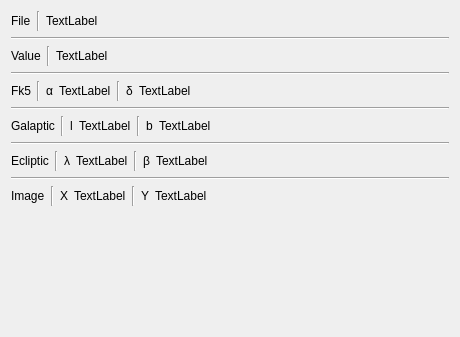
Qt form Code/ui/fitsimagestatisiticinfo.ui (VisIVOLab/ViaLacteaVisualAnalytics) before a commit.
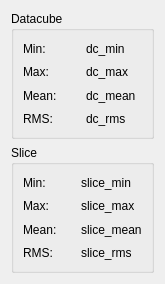
The same form after that commit.

Commit message: Floating widget for cube statistics

Patch:
```diff
--- a/Code/ui/fitsimagestatisiticinfo.ui
+++ b/Code/ui/fitsimagestatisiticinfo.ui
@@ -6,8 +6,8 @@
 <rect>
 <x>0</x>
 <y>0</y>
-<width>460</width>
-<height>337</height>
+    <width>165</width>
+    <height>284</height>
 </rect>
 </property>
 <property name="windowTitle">
@@ -15,392 +15,134 @@
 </property>
 <layout class="QVBoxLayout" name="verticalLayout_2">
 <item>
-<layout class="QHBoxLayout" name="horizontalLayout">
-<item>
+    <widget class="QGroupBox" name="groupBox">
+     <property name="title">
+      <string>Datacube</string>
+     </property>
+     <layout class="QGridLayout" name="gridLayout">
+      <item row="0" column="0">
 <widget class="QLabel" name="label">
 <property name="text">
-<string>File</string>
+         <string>Min:</string>
 </property>
 </widget>
 </item>
-<item>
-<widget class="Line" name="line">
-<property name="orientation">
-<enum>Qt::Vertical</enum>
-</property>
-</widget>
-</item>
-<item>
-<widget class="QLabel" name="filenameLabel">
+      <item row="0" column="1">
+       <widget class="QLabel" name="textCubeMin">
 <property name="text">
-<string>TextLabel</string>
+         <string>dc_min</string>
 </property>
 </widget>
 </item>
-<item>
-<spacer name="horizontalSpacer_5">
-<property name="orientation">
-<enum>Qt::Horizontal</enum>
-</property>
-<property name="sizeHint" stdset="0">
-<size>
-<width>40</width>
-<height>20</height>
-</size>
-</property>
-</spacer>
-</item>
-</layout>
-</item>
-<item>
-<widget class="Line" name="line_2">
-<property name="orientation">
-<enum>Qt::Horizontal</enum>
-</property>
-</widget>
-</item>
-<item>
-<layout class="QHBoxLayout" name="horizontalLayout_2">
-<item>
+      <item row="1" column="0">
 <widget class="QLabel" name="label_2">
 <property name="text">
-<string>Value</string>
+         <string>Max:</string>
 </property>
 </widget>
 </item>
-<item>
-<widget class="Line" name="line_6">
-<property name="orientation">
-<enum>Qt::Vertical</enum>
-</property>
-</widget>
-</item>
-<item>
-<widget class="QLabel" name="valueLabel">
+      <item row="1" column="1">
+       <widget class="QLabel" name="textCubeMax">
 <property name="text">
-<string>TextLabel</string>
+         <string>dc_max</string>
 </property>
 </widget>
 </item>
-<item>
-<spacer name="horizontalSpacer_4">
-<property name="orientation">
-<enum>Qt::Horizontal</enum>
-</property>
-<property name="sizeHint" stdset="0">
-<size>
-<width>40</width>
-<height>20</height>
-</size>
-</property>
-</spacer>
-</item>
-</layout>
-</item>
-<item>
-<widget class="Line" name="line_3">
-<property name="orientation">
-<enum>Qt::Horizontal</enum>
-</property>
-</widget>
-</item>
-<item>
-<layout class="QHBoxLayout" name="horizontalLayout_6">
-<item>
-<widget class="QLabel" name="label_7">
-<property name="text">
-<string>Fk5</string>
-</property>
-</widget>
-</item>
-<item>
-<widget class="Line" name="line_14">
-<property name="orientation">
-<enum>Qt::Vertical</enum>
-</property>
-</widget>
-</item>
-<item>
-<widget class="QLabel" name="label_11">
-<property name="text">
-<string>α</string>
-</property>
-</widget>
-</item>
-<item>
-<widget class="QLabel" name="raFk5Label">
-<property name="text">
-<string>TextLabel</string>
-</property>
-</widget>
-</item>
-<item>
-<widget class="Line" name="line_16">
-<property name="orientation">
-<enum>Qt::Vertical</enum>
-</property>
-</widget>
-</item>
-<item>
-<widget class="QLabel" name="label_14">
-<property name="text">
-<string>δ</string>
-</property>
-</widget>
-</item>
-<item>
-<widget class="QLabel" name="decFk5Label">
-<property name="text">
-<string>TextLabel</string>
-</property>
-</widget>
-</item>
-<item>
-<spacer name="horizontalSpacer_6">
-<property name="orientation">
-<enum>Qt::Horizontal</enum>
-</property>
-<property name="sizeHint" stdset="0">
-<size>
-<width>40</width>
-<height>20</height>
-</size>
-</property>
-</spacer>
-</item>
-</layout>
-</item>
-<item>
-<widget class="Line" name="line_13">
-<property name="orientation">
-<enum>Qt::Horizontal</enum>
-</property>
-</widget>
-</item>
-<item>
-<layout class="QHBoxLayout" name="horizontalLayout_3">
-<item>
+      <item row="2" column="0">
 <widget class="QLabel" name="label_3">
 <property name="text">
-<string>Galaptic</string>
+         <string>Mean:</string>
 </property>
 </widget>
 </item>
-<item>
-<widget class="Line" name="line_7">
-<property name="orientation">
-<enum>Qt::Vertical</enum>
-</property>
-</widget>
-</item>
-<item>
-<widget class="QLabel" name="label_13">
+      <item row="2" column="1">
+       <widget class="QLabel" name="textCubeMean">
 <property name="text">
-<string>l</string>
+         <string>dc_mean</string>
 </property>
 </widget>
 </item>
-<item>
-<widget class="QLabel" name="lGalapticLabel">
+      <item row="3" column="0">
+       <widget class="QLabel" name="label_4">
 <property name="text">
-<string>TextLabel</string>
+         <string>RMS:</string>
 </property>
 </widget>
 </item>
-<item>
-<widget class="Line" name="line_12">
-<property name="orientation">
-<enum>Qt::Vertical</enum>
-</property>
-</widget>
-</item>
-<item>
-<widget class="QLabel" name="label_15">
+      <item row="3" column="1">
+       <widget class="QLabel" name="textCubeRMS">
 <property name="text">
-<string>b</string>
+         <string>dc_rms</string>
 </property>
 </widget>
 </item>
-<item>
-<widget class="QLabel" name="bGalapticLabel">
-<property name="text">
-<string>TextLabel</string>
-</property>
-</widget>
-</item>
-<item>
-<spacer name="horizontalSpacer">
-<property name="orientation">
-<enum>Qt::Horizontal</enum>
-</property>
-<property name="sizeHint" stdset="0">
-<size>
-<width>40</width>
-<height>20</height>
-</size>
-</property>
-</spacer>
-</item>
-</layout>
-</item>
-<item>
-<widget class="Line" name="line_4">
-<property name="orientation">
-<enum>Qt::Horizontal</enum>
-</property>
+     </layout>
 </widget>
 </item>
 <item>
-<layout class="QHBoxLayout" name="horizontalLayout_4">
-<item>
+    <widget class="QGroupBox" name="groupBox_2">
+     <property name="title">
+      <string>Slice</string>
+     </property>
+     <layout class="QGridLayout" name="gridLayout_2">
+      <item row="0" column="0">
 <widget class="QLabel" name="label_5">
 <property name="text">
-<string>Ecliptic</string>
+         <string>Min:</string>
 </property>
 </widget>
 </item>
-<item>
-<widget class="Line" name="line_8">
-<property name="orientation">
-<enum>Qt::Vertical</enum>
-</property>
-</widget>
-</item>
-<item>
-<widget class="QLabel" name="label_10">
+      <item row="0" column="1">
+       <widget class="QLabel" name="textSliceMin">
 <property name="text">
-<string>λ</string>
+         <string>slice_min</string>
 </property>
 </widget>
 </item>
-<item>
-<widget class="QLabel" name="longEclipticLabel">
-<property name="text">
-<string>TextLabel</string>
-</property>
-</widget>
-</item>
-<item>
-<widget class="Line" name="line_11">
-<property name="orientation">
-<enum>Qt::Vertical</enum>
-</property>
-</widget>
-</item>
-<item>
-<widget class="QLabel" name="label_12">
-<property name="text">
-<string>β</string>
-</property>
-</widget>
-</item>
-<item>
-<widget class="QLabel" name="latEclipticLabel">
-<property name="text">
-<string>TextLabel</string>
-</property>
-</widget>
-</item>
-<item>
-<spacer name="horizontalSpacer_2">
-<property name="orientation">
-<enum>Qt::Horizontal</enum>
-</property>
-<property name="sizeHint" stdset="0">
-<size>
-<width>40</width>
-<height>20</height>
-</size>
-</property>
-</spacer>
-</item>
-</layout>
-</item>
-<item>
-<widget class="Line" name="line_5">
-<property name="orientation">
-<enum>Qt::Horizontal</enum>
-</property>
-</widget>
-</item>
-<item>
-<layout class="QHBoxLayout" name="horizontalLayout_5">
-<item>
+      <item row="1" column="0">
 <widget class="QLabel" name="label_6">
 <property name="text">
-<string>Image</string>
+         <string>Max:</string>
 </property>
 </widget>
 </item>
-<item>
-<widget class="Line" name="line_9">
-<property name="orientation">
-<enum>Qt::Vertical</enum>
+      <item row="1" column="1">
+       <widget class="QLabel" name="textSliceMax">
+        <property name="text">
+         <string>slice_max</string>
 </property>
 </widget>
 </item>
-<item>
-<widget class="QLabel" name="label_4">
+      <item row="2" column="0">
+       <widget class="QLabel" name="label_7">
 <property name="text">
-<string>X</string>
+         <string>Mean:</string>
 </property>
 </widget>
 </item>
-<item>
-<widget class="QLabel" name="xLabel">
+      <item row="2" column="1">
+       <widget class="QLabel" name="textSliceMean">
 <property name="text">
-<string>TextLabel</string>
+         <string>slice_mean</string>
 </property>
 </widget>
 </item>
-<item>
-<widget class="Line" name="line_10">
-<property name="orientation">
-<enum>Qt::Vertical</enum>
-</property>
-</widget>
-</item>
-<item>
+      <item row="3" column="0">
 <widget class="QLabel" name="label_8">
 <property name="text">
-<string>Y</string>
+         <string>RMS:</string>
 </property>
 </widget>
 </item>
-<item>
-<widget class="QLabel" name="yLabel">
+      <item row="3" column="1">
+       <widget class="QLabel" name="textSliceRMS">
 <property name="text">
-<string>TextLabel</string>
+         <string>slice_rms</string>
 </property>
 </widget>
 </item>
-<item>
-<spacer name="horizontalSpacer_3">
-<property name="orientation">
-<enum>Qt::Horizontal</enum>
-</property>
-<property name="sizeHint" stdset="0">
-<size>
-<width>40</width>
-<height>20</height>
-</size>
-</property>
-</spacer>
-</item>
-</layout>
-</item>
-<item>
-<spacer name="verticalSpacer">
-<property name="orientation">
-<enum>Qt::Vertical</enum>
-</property>
-<property name="sizeHint" stdset="0">
-<size>
-<width>20</width>
-<height>40</height>
-</size>
-</property>
-</spacer>
+     </layout>
+    </widget>
 </item>
 </layout>
 </widget>
```
Left out of the diff: 2 changed lines with no effect on the pictures. Lines whose indentation alone changed are shown as unchanged. The commit also changes 6 other files.
